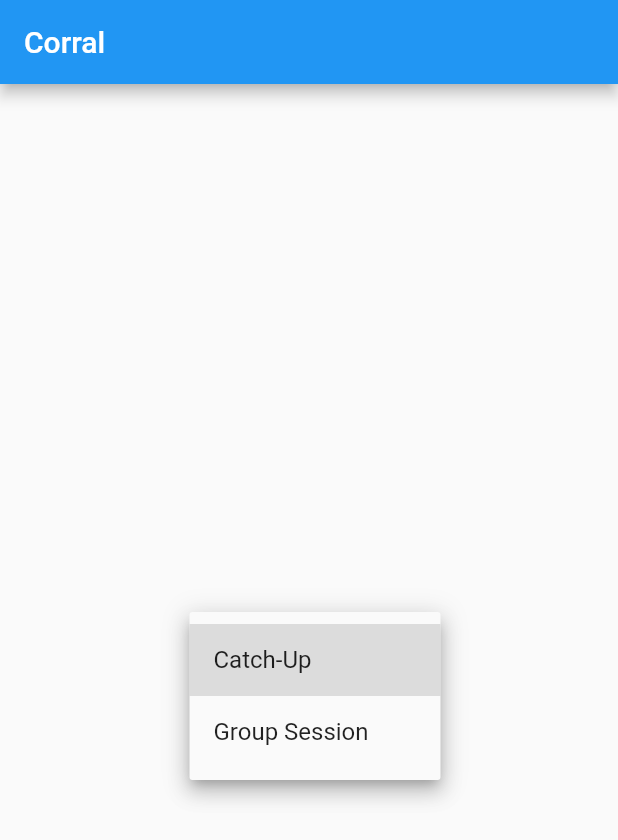
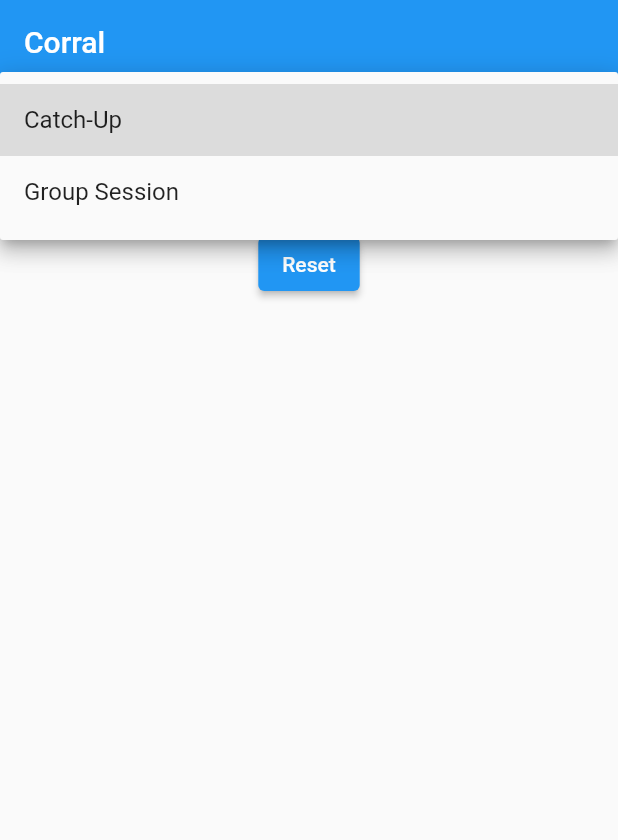
Before and after one commit to Lewington-pitsos/pesta, a Flutter app: the screen it shows after launch, after a tap on "Catch-Up", on a phone screen of 412 x 824 dp. Shown: the top 840 px of the screen. Run offline on Flutter 3.47's test engine with Material 2 defaults, Android fonts, the phone set to English and light mode, and no system bars; drawn by our look-alikes of flutter_form_builder.

Commit message:
get a rough formBuilder form working

```diff
--- a/lib/main.dart
+++ b/lib/main.dart
@@ -1,11 +1,12 @@
 import 'package:flutter/material.dart';
+import 'package:flutter_form_builder/flutter_form_builder.dart';
 
 void main() {
-  runApp(const CorralOrigin());
+  runApp(CorralOrigin());
 }
 
 class CorralOrigin extends StatelessWidget {
-  const CorralOrigin({super.key});
+  CorralOrigin({super.key});
 
   @override
   Widget build(BuildContext context) {
@@ -15,9 +16,46 @@ class CorralOrigin extends StatelessWidget {
         appBar: AppBar(
           title: const Text('Corral'),
         ),
-        body: Center(child: TaskSelector()),
+        body: TaskForm(),
       ),
     );
+  }
+}
+
+class TaskForm extends StatelessWidget {
+  TaskForm({super.key});
+  final _formKey = GlobalKey<FormBuilderState>();
+  static List<String> tasks = ['Catch-Up', 'Group Session'];
+
+  @override
+  Widget build(BuildContext context) {
+    return Center(
+        child: FormBuilder(
+      key: _formKey,
+      onChanged: () => print("we like to boogy"),
+      autovalidateMode: AutovalidateMode.onUserInteraction,
+      initialValue: {
+        "textField": "why the heck not?",
+        "taskDropdown": tasks[0],
+      },
+      child: Column(
+        children: [
+          FormBuilderDropdown(
+              name: 'taskDropdown',
+              items: tasks
+                  .map((item) =>
+                      DropdownMenuItem<String>(value: item, child: Text(item)))
+                  .toList()),
+          FormBuilderTextField(name: "textField"),
+          ElevatedButton(
+              onPressed: () {
+                _formKey.currentState?.reset();
+                FocusScope.of(context).unfocus();
+              },
+              child: const Text("Reset"))
+        ],
+      ),
+    ));
   }
 }
 
--- a/pubspec.yaml
+++ b/pubspec.yaml
@@ -36,6 +36,7 @@ dependencies:
   # The following adds the Cupertino Icons font to your application.
   # Use with the CupertinoIcons class for iOS style icons.
   cupertino_icons: ^1.0.2
+  flutter_form_builder: ^7.7.0
 
 dev_dependencies:
   flutter_test:
```
Also changed, not shown: pubspec.lock.
